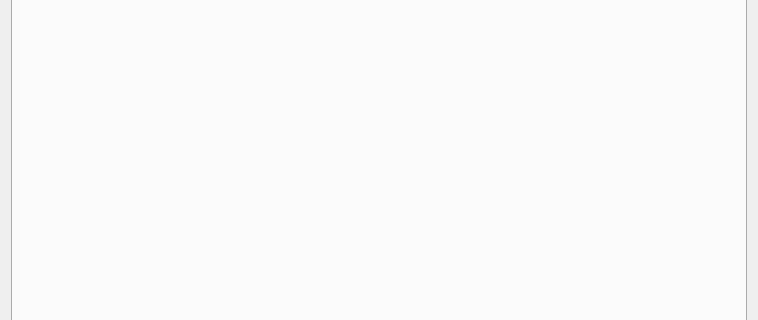
Capstone-RFID/Code, file ui/Admin_Level2_Access.ui: the form before one commit; both pictures show x 0 to 758 and y 171 to 491 of the 758 by 641 pixel window.
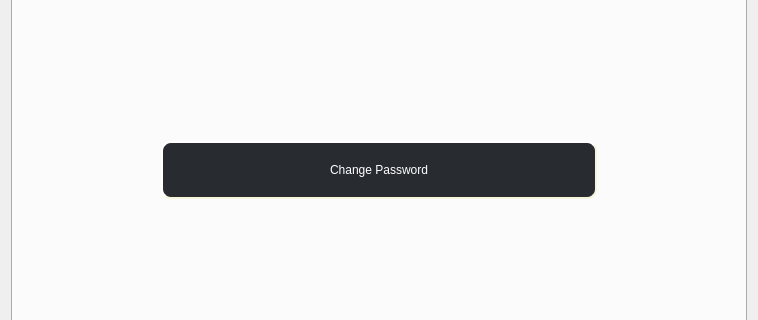
The form after the commit. The open tabs and pages were chosen to show the change.

Commit message: Added a change password button to the home tab

Patch:
```diff
--- a/ui/Admin_Level2_Access.ui
+++ b/ui/Admin_Level2_Access.ui
@@ -199,6 +199,88 @@
          </property>
         </spacer>
        </item>
+       <item>
+        <layout class="QHBoxLayout" name="horizontalLayout_7">
+         <property name="topMargin">
+          <number>20</number>
+         </property>
+         <item>
+          <spacer name="horizontalSpacer_19">
+           <property name="orientation">
+            <enum>Qt::Horizontal</enum>
+           </property>
+           <property name="sizeHint" stdset="0">
+            <size>
+             <width>40</width>
+             <height>20</height>
+            </size>
+           </property>
+          </spacer>
+         </item>
+         <item>
+          <widget class="QPushButton" name="Home_ChangePassword_Button">
+           <property name="minimumSize">
+            <size>
+             <width>436</width>
+             <height>58</height>
+            </size>
+           </property>
+           <property name="maximumSize">
+            <size>
+             <width>436</width>
+             <height>58</height>
+            </size>
+           </property>
+           <property name="styleSheet">
+            <string notr="true">QPushButton#Home_ChangePassword_Button {
+background-color: #282c30;
+color: rgb(255, 255, 255);
+border-style: outset;
+border-width: 2px;
+border-radius: 10px;
+border-color: beige;
+font: 26pt &quot;MS Shell Dlg 2&quot;;
+min-width: 10em;
+padding: 6px;
+}
+QPushButton#Home_ChangePassword_Button:pressed {
+	background-color: #577590;
+    border-style: inset;
+}</string>
+           </property>
+           <property name="text">
+            <string>Change Password</string>
+           </property>
+          </widget>
+         </item>
+         <item>
+          <spacer name="horizontalSpacer_17">
+           <property name="orientation">
+            <enum>Qt::Horizontal</enum>
+           </property>
+           <property name="sizeHint" stdset="0">
+            <size>
+             <width>40</width>
+             <height>20</height>
+            </size>
+           </property>
+          </spacer>
+         </item>
+        </layout>
+       </item>
+       <item>
+        <spacer name="verticalSpacer_3">
+         <property name="orientation">
+          <enum>Qt::Vertical</enum>
+         </property>
+         <property name="sizeHint" stdset="0">
+          <size>
+           <width>20</width>
+           <height>40</height>
+          </size>
+         </property>
+        </spacer>
+       </item>
        <item>
         <layout class="QHBoxLayout" name="horizontalLayout">
          <item>
```
Left out of the diff: 2 changed lines with no effect on the pictures. The commit also changes 1 other file.
